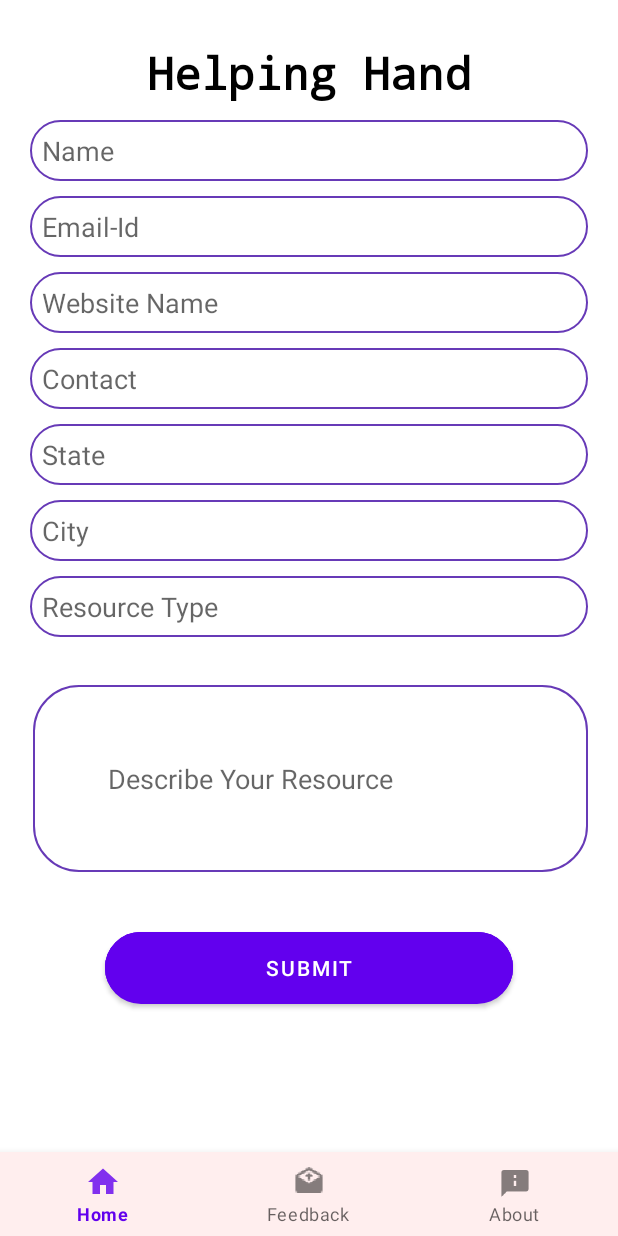
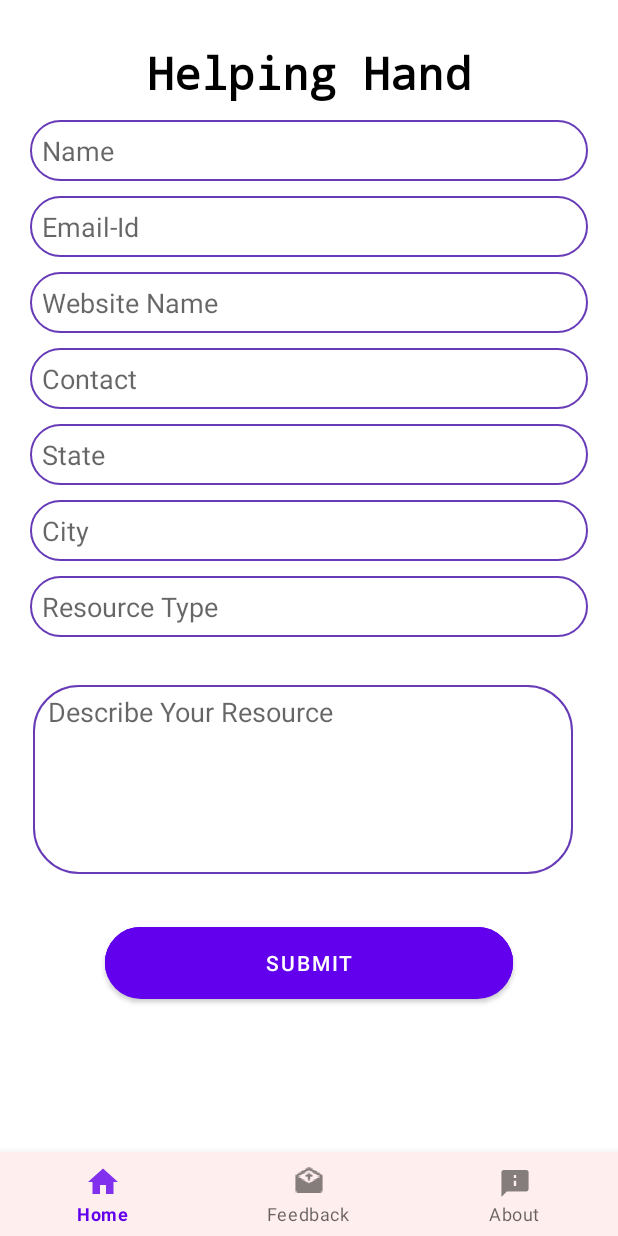
Before and after one commit to AnubhavPabby/covires, an Android app: the ProvideResourcesFormFragment screen opened through its navigation route, on a phone screen of 412 x 824 dp. Run offline under Robolectric (Android 15) with nearby library versions, the phone set to English and light mode, and no system bars; our stand-ins replace Timber, navigation-ui; Roboto replaces fonts that are not available here.

Commit message:
second update in form Fragment

```diff
--- a/app/src/main/res/layout/fragment_help_request_form.xml
+++ b/app/src/main/res/layout/fragment_help_request_form.xml
@@ -141,7 +141,8 @@
             android:paddingLeft="15dp"
             android:paddingTop="5dp"
             app:layout_constraintEnd_toEndOf="@+id/etReqResType"
-            app:layout_constraintTop_toBottomOf="@+id/etReqResType" />
+            app:layout_constraintTop_toBottomOf="@+id/etReqResType"
+            android:scrollHorizontally="false"/>
 
         <Button
             android:id="@+id/btnReqSub"
--- a/app/src/main/res/layout/fragment_provide_resources_form.xml
+++ b/app/src/main/res/layout/fragment_provide_resources_form.xml
@@ -123,8 +123,8 @@
 
         <EditText
             android:id="@+id/etResDes"
-            android:layout_width="match_parent"
-            android:layout_height="wrap_content"
+            android:layout_width="360dp"
+            android:layout_height="126dp"
             android:layout_marginStart="2dp"
             android:layout_marginTop="32dp"
             android:background="@drawable/textbox"
@@ -133,7 +133,8 @@
             android:gravity="start|top"
             android:hint="Describe Your Resource"
             android:inputType="textMultiLine"
-            android:padding="50dp" />
+            android:paddingLeft="10dp"
+            android:paddingTop="5dp" />
 
         <Button
             android:id="@+id/btnResSub"
@@ -141,7 +142,7 @@
             android:layout_height="wrap_content"
             android:layout_gravity="center"
             android:layout_marginLeft="50dp"
-            android:layout_marginTop="40dp"
+            android:layout_marginTop="35dp"
             android:layout_marginRight="50dp"
             android:background="@drawable/button_3"
             android:text="Submit" />
```
Also changed, not shown: app/src/main/res/layout/fragment_feedback.xml (+15 -7 lines).
